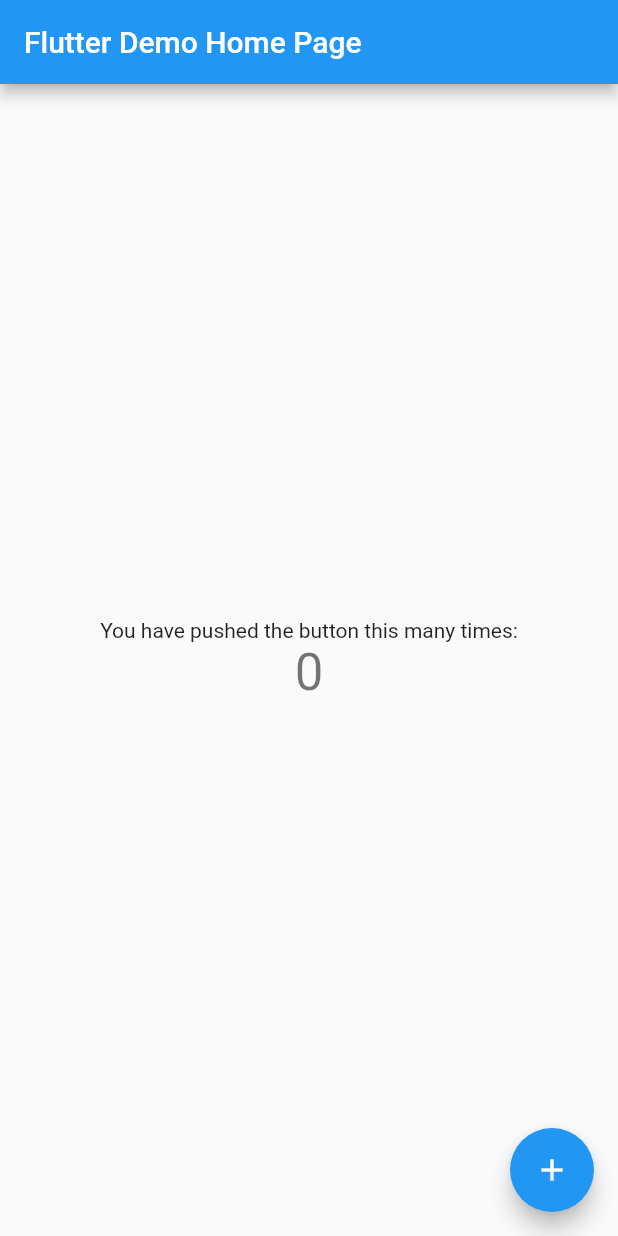
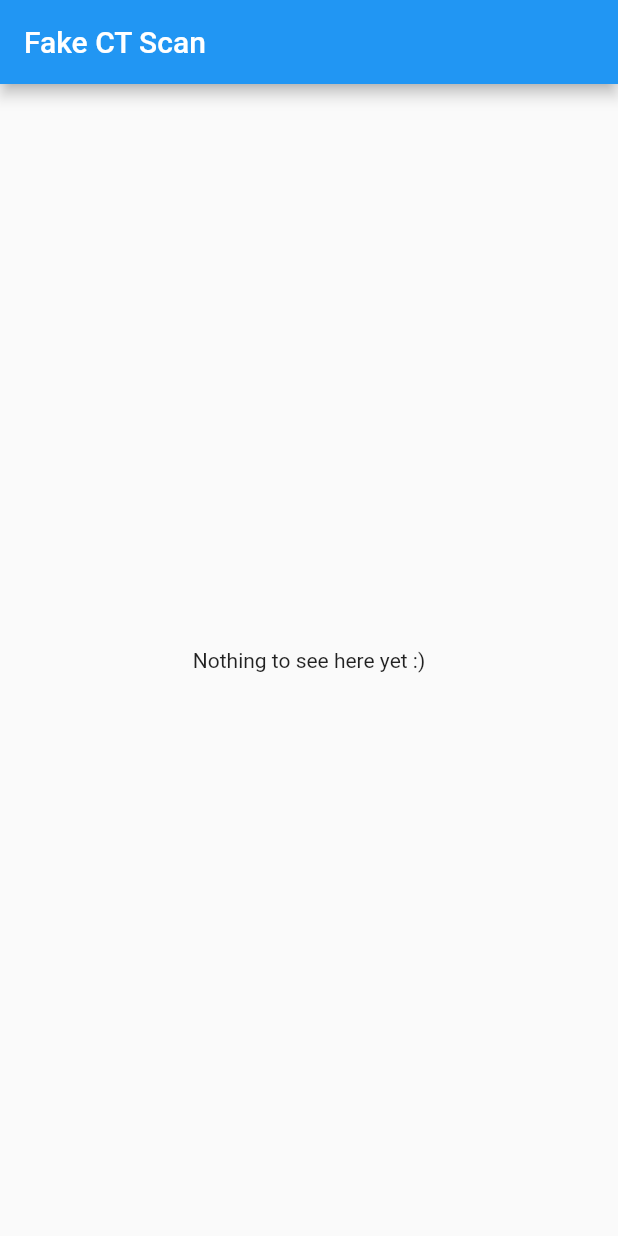
Before and after one commit to monochromatic-dolphins/fake-ct-scan, a Flutter app: the screen it shows after launch, on a phone screen of 412 x 824 dp. Run offline on Flutter 3.47's test engine with Material 2 defaults, Android fonts, the light colour scheme and no system bars.

Commit message:
Prepare project structure

```diff
--- a/lib/main.dart
+++ b/lib/main.dart
@@ -1,4 +1,12 @@
+// Flutter imports:
 import 'package:flutter/material.dart';
+
+// Package imports:
+import 'package:provider/provider.dart';
+
+// Project imports:
+import 'package:fake_tomograf/models/dependency_provider.dart';
+import 'pages/home_page.dart';
 
 void main() {
   runApp(const MyApp());
@@ -10,58 +18,13 @@
   @override
   Widget build(BuildContext context) {
     return MaterialApp(
-      title: 'Flutter Demo',
+      title: 'Fake CT Scan',
       theme: ThemeData(
         primarySwatch: Colors.blue,
       ),
-      home: const MyHomePage(title: 'Flutter Demo Home Page'),
+      home: const DependencyProvider(
+        child: HomePage(),
+      ),
     );
   }
 }
-
-class MyHomePage extends StatefulWidget {
-  const MyHomePage({Key? key, required this.title}) : super(key: key);
-
-  final String title;
-
-  @override
-  State<MyHomePage> createState() => _MyHomePageState();
-}
-
-class _MyHomePageState extends State<MyHomePage> {
-  int _counter = 0;
-
-  void _incrementCounter() {
-    setState(() {
-      _counter++;
-    });
-  }
-
-  @override
-  Widget build(BuildContext context) {
-    return Scaffold(
-      appBar: AppBar(
-        title: Text(widget.title),
-      ),
-      body: Center(
-        child: Column(
-          mainAxisAlignment: MainAxisAlignment.center,
-          children: <Widget>[
-            const Text(
-              'You have pushed the button this many times:',
-            ),
-            Text(
-              '$_counter',
-              style: Theme.of(context).textTheme.headline4,
-            ),
-          ],
-        ),
-      ),
-      floatingActionButton: FloatingActionButton(
-        onPressed: _incrementCounter,
-        tooltip: 'Increment',
-        child: const Icon(Icons.add),
-      ), // This trailing comma makes auto-formatting nicer for build methods.
-    );
-  }
-}
--- /dev/null
+++ b/lib/models/app_state.dart
@@ -0,0 +1,4 @@
+class AppState {
+  final test = 'test_value';
+  // This is some kind of ViewModel - I will use it to provide data to and from your algorithms :)
+}
--- /dev/null
+++ b/lib/models/dependency_provider.dart
@@ -0,0 +1,30 @@
+// Flutter imports:
+import 'package:flutter/material.dart';
+
+// Package imports:
+import 'package:provider/provider.dart';
+
+// Project imports:
+import 'package:fake_tomograf/models/app_state.dart';
+
+class DependencyProvider extends StatefulWidget {
+  const DependencyProvider({
+    required this.child,
+    GlobalKey? key,
+  }) : super(key: key);
+
+  final Widget child;
+
+  @override
+  State<StatefulWidget> createState() => _DependencyProviderState();
+}
+
+class _DependencyProviderState extends State<DependencyProvider> {
+  @override
+  Widget build(BuildContext context) => MultiProvider(
+        providers: [
+          Provider(create: (context) => AppState()),
+        ],
+        child: widget.child,
+      );
+}
--- /dev/null
+++ b/lib/pages/home_page.dart
@@ -0,0 +1,30 @@
+// Flutter imports:
+import 'package:flutter/material.dart';
+
+class HomePage extends StatefulWidget {
+  const HomePage({Key? key}) : super(key: key);
+
+  @override
+  State<HomePage> createState() => _HomePageState();
+}
+
+class _HomePageState extends State<HomePage> {
+  @override
+  Widget build(BuildContext context) {
+    return Scaffold(
+      appBar: AppBar(
+        title: const Text('Fake CT Scan'),
+      ),
+      body: Center(
+        child: Column(
+          mainAxisAlignment: MainAxisAlignment.center,
+          children: const [
+            Text(
+              'Nothing to see here yet :)',
+            ),
+          ],
+        ),
+      ),
+    );
+  }
+}
```
Also changed, not shown: pubspec.yaml (+4 -69 lines), pubspec.lock, 2 other files.
